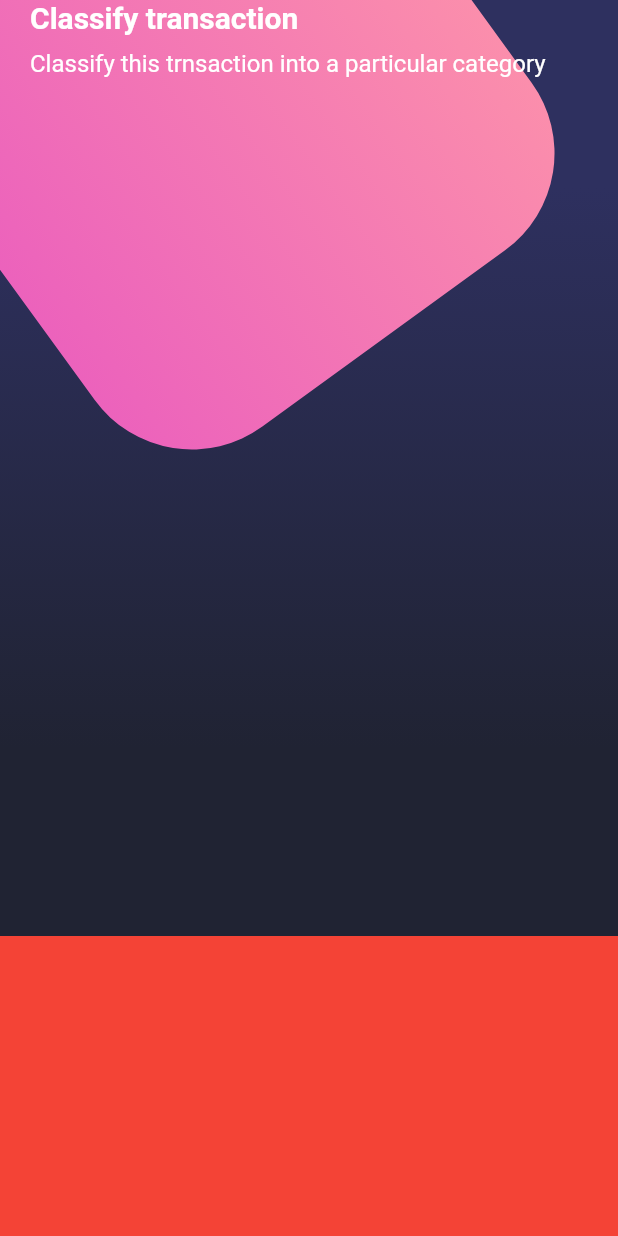
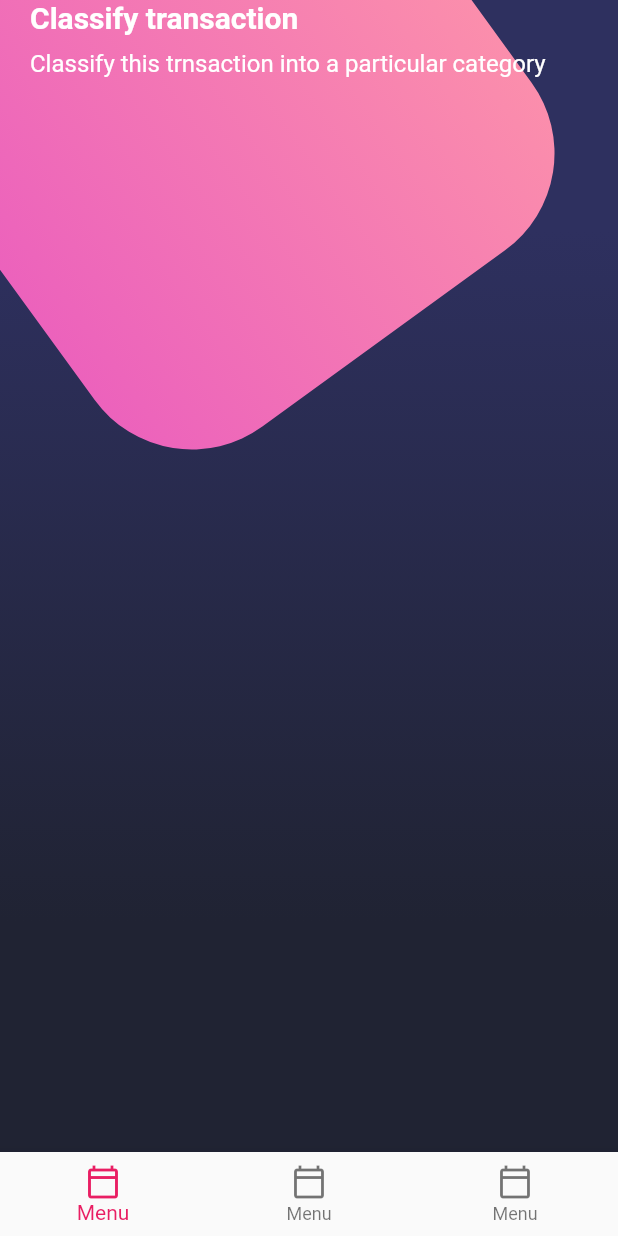
Before and after one commit to dtlucho/flutter_designs, a Flutter app: the screen it shows after launch, on a phone screen of 412 x 824 dp. Run offline on Flutter 3.47's test engine with Material 2 defaults, Android fonts, the phone set to English and light mode, and no system bars.

Commit message:
bottom navigation basic structure

```diff
--- a/lib/widgets/custom_bottom_navigation.dart
+++ b/lib/widgets/custom_bottom_navigation.dart
@@ -5,10 +5,22 @@ class CustomBotomNavigationBar extends StatelessWidget {
 
   @override
   Widget build(BuildContext context) {
-    return Container(
-      color: Colors.red,
-      width: double.infinity,
-      height: 200,
+    return BottomNavigationBar(
+      selectedItemColor: Colors.pink,
+      items: [
+        BottomNavigationBarItem(
+          icon: Icon(Icons.calendar_today_outlined),
+          label: "Menu",
+        ),
+        BottomNavigationBarItem(
+          icon: Icon(Icons.calendar_today_outlined),
+          label: "Menu",
+        ),
+        BottomNavigationBarItem(
+          icon: Icon(Icons.calendar_today_outlined),
+          label: "Menu",
+        ),
+      ],
     );
   }
 }
```
